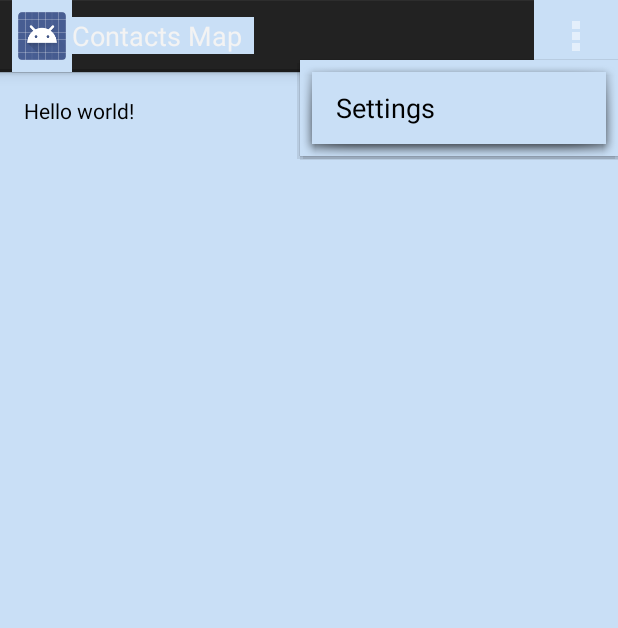
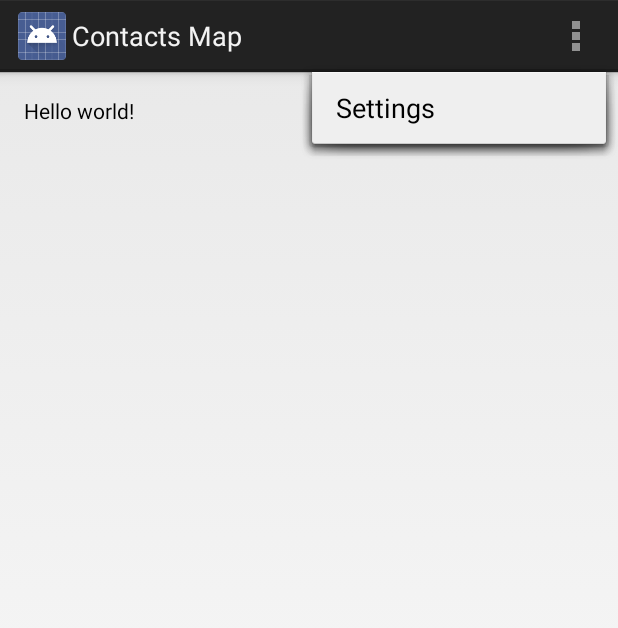
Before and after one commit to MobileApps-Cascadia/chapter-04, an Android app: the ContactMapActivity screen opened directly, with no data from a screen before it, with the options menu open, on a phone screen of 412 x 824 dp. Shown: the top 628 px of the screen. Run offline under Robolectric (Android 15) with nearby library versions, the phone set to English and light mode, and no system bars.

Commit message:
changed the background color of the "change" button to better differentiate between on/off states with the new background color of the scrollView.

```diff
--- a/app/src/main/res/layout/activity_contact.xml
+++ b/app/src/main/res/layout/activity_contact.xml
@@ -78,7 +78,8 @@
         android:layout_height="wrap_content"
         android:layout_alignParentLeft="true"
         android:layout_below="@+id/toolbar"
-        android:layout_above="@+id/navbar" >
+        android:layout_above="@+id/navbar"
+        android:background="@color/primaryDarkColor" >
 
         <RelativeLayout
             android:layout_width="match_parent"
@@ -280,7 +281,8 @@
                android:layout_alignParentRight="true"
                android:layout_marginRight="10dp"
                android:layout_alignBaseline="@+id/textBirthday"
-               android:text="Change" />
+               android:text="Change"
+               android:background="@android:drawable/button_onoff_indicator_off"/>
 
 
 
--- a/app/src/main/res/values/styles.xml
+++ b/app/src/main/res/values/styles.xml
@@ -23,8 +23,6 @@
         <item name="android:navigationBarColor">@color/primaryColor</item>
         <item name="android:textColorSecondary">@color/secondaryTextColor</item>
         <item name="android:editTextBackground">@color/secondaryDarkColor</item>
-        <item name="android:background">@color/secondaryColor</item>
-
     </style>
 
 </resources>
```
